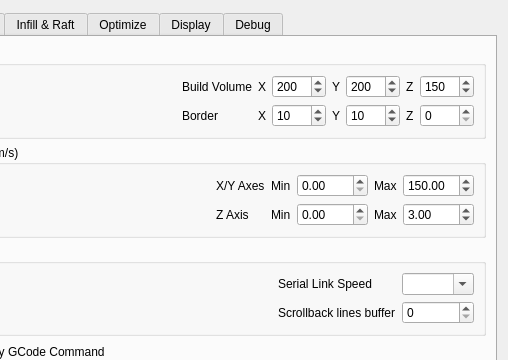
Above: RepsnapperQt/preferences_dlg.ui from timschmidt/repsnapper before the change; both pictures show x 153 to 661 and y 0 to 360 of the 661 by 689 pixel window. Below: the same form after it.
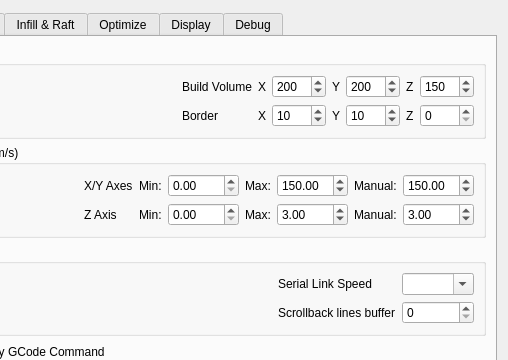
That is the form after the change. The open tabs and pages were chosen to show the change. Icons and pictures are not drawn. Custom widgets are drawn as their Qt base class.

The edit to the form file:
```diff
--- a/RepsnapperQt/preferences_dlg.ui
+++ b/RepsnapperQt/preferences_dlg.ui
@@ -27,7 +27,7 @@
       <enum>QTabWidget::Rounded</enum>
      </property>
      <property name="currentIndex">
-      <number>1</number>
+      <number>2</number>
      </property>
      <property name="elideMode">
       <enum>Qt::ElideNone</enum>
@@ -238,17 +238,45 @@
             </item>
             <item>
              <layout class="QGridLayout" name="gridLayout_2">
-              <item row="0" column="5">
-               <widget class="QDoubleSpinBox" name="Hardware_MaxMoveSpeedXY">
+              <item row="1" column="3">
+               <widget class="QDoubleSpinBox" name="Hardware_MinMoveSpeedZ">
+                <property name="maximum">
+                 <double>1000.000000000000000</double>
+                </property>
+               </widget>
+              </item>
+              <item row="0" column="4" alignment="Qt::AlignRight">
+               <widget class="QLabel" name="label_13">
+                <property name="text">
+                 <string>Max:</string>
+                </property>
+               </widget>
+              </item>
+              <item row="0" column="1">
+               <widget class="QLabel" name="label_9">
+                <property name="text">
+                 <string>X/Y Axes</string>
+                </property>
+               </widget>
+              </item>
+              <item row="0" column="3">
+               <widget class="QDoubleSpinBox" name="Hardware_MinMoveSpeedXY">
                 <property name="maximum">
                  <double>1000.000000000000000</double>
                 </property>
                 <property name="value">
-                 <double>150.000000000000000</double>
+                 <double>0.000000000000000</double>
                 </property>
                </widget>
               </item>
-              <item row="0" column="2">
+              <item row="1" column="4" alignment="Qt::AlignRight">
+               <widget class="QLabel" name="label_14">
+                <property name="text">
+                 <string>Max:</string>
+                </property>
+               </widget>
+              </item>
+              <item row="0" column="2" alignment="Qt::AlignRight">
                <widget class="QLabel" name="label_11">
                 <property name="sizePolicy">
                  <sizepolicy hsizetype="Minimum" vsizetype="Preferred">
@@ -257,7 +285,31 @@
                  </sizepolicy>
                 </property>
                 <property name="text">
-                 <string>Min</string>
+                 <string>Min:</string>
+                </property>
+               </widget>
+              </item>
+              <item row="1" column="6" alignment="Qt::AlignRight">
+               <widget class="QLabel" name="label_80">
+                <property name="text">
+                 <string>Manual:</string>
+                </property>
+               </widget>
+              </item>
+              <item row="0" column="6" alignment="Qt::AlignRight">
+               <widget class="QLabel" name="label_79">
+                <property name="text">
+                 <string>Manual:</string>
+                </property>
+               </widget>
+              </item>
+              <item row="0" column="5">
+               <widget class="QDoubleSpinBox" name="Hardware_MaxMoveSpeedXY">
+                <property name="maximum">
+                 <double>1000.000000000000000</double>
+                </property>
+                <property name="value">
+                 <double>150.000000000000000</double>
                 </property>
                </widget>
               </item>
@@ -268,13 +320,16 @@
                 </property>
                </widget>
               </item>
-              <item row="0" column="3">
-               <widget class="QDoubleSpinBox" name="Hardware_MinMoveSpeedXY">
-                <property name="maximum">
-                 <double>1000.000000000000000</double>
+              <item row="1" column="2" alignment="Qt::AlignRight">
+               <widget class="QLabel" name="label_12">
+                <property name="sizePolicy">
+                 <sizepolicy hsizetype="Minimum" vsizetype="Preferred">
+                  <horstretch>0</horstretch>
+                  <verstretch>0</verstretch>
+                 </sizepolicy>
                 </property>
-                <property name="value">
-                 <double>0.000000000000000</double>
+                <property name="text">
+                 <string>Min:</string>
                 </property>
                </widget>
               </item>
@@ -288,44 +343,23 @@
                 </property>
                </widget>
               </item>
-              <item row="0" column="1">
-               <widget class="QLabel" name="label_9">
-                <property name="text">
-                 <string>X/Y Axes</string>
+              <item row="0" column="7">
+               <widget class="QDoubleSpinBox" name="Hardware_ManualMoveSpeedXY">
+                <property name="maximum">
+                 <double>1000.000000000000000</double>
                 </property>
-               </widget>
-              </item>
-              <item row="1" column="2">
-               <widget class="QLabel" name="label_12">
-                <property name="sizePolicy">
-                 <sizepolicy hsizetype="Minimum" vsizetype="Preferred">
-                  <horstretch>0</horstretch>
-                  <verstretch>0</verstretch>
-                 </sizepolicy>
+                <property name="value">
+                 <double>150.000000000000000</double>
                 </property>
-                <property name="text">
-                 <string>Min</string>
-                </property>
                </widget>
               </item>
-              <item row="0" column="4">
-               <widget class="QLabel" name="label_13">
-                <property name="text">
-                 <string>Max</string>
-                </property>
-               </widget>
-              </item>
-              <item row="1" column="3">
-               <widget class="QDoubleSpinBox" name="Hardware_MinMoveSpeedZ">
+              <item row="1" column="7">
+               <widget class="QDoubleSpinBox" name="Hardware_ManualMoveSpeedZ">
                 <property name="maximum">
                  <double>1000.000000000000000</double>
                 </property>
-               </widget>
-              </item>
-              <item row="1" column="4">
-               <widget class="QLabel" name="label_14">
-                <property name="text">
-                 <string>Max</string>
+                <property name="value">
+                 <double>3.000000000000000</double>
                 </property>
                </widget>
               </item>
@@ -725,6 +759,9 @@
           </item>
           <item>
            <widget class="QCheckBox" name="Slicing_UseTCommand">
+            <property name="enabled">
+             <bool>false</bool>
+            </property>
             <property name="text">
              <string>Use T Command to Change Extruder</string>
             </property>
```
